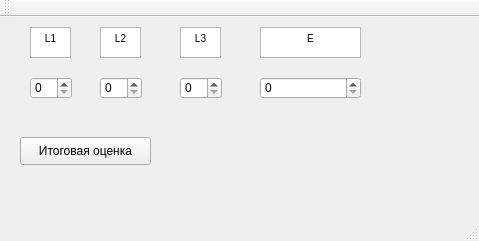
Old version of the form mainwindow.ui in the repository bsu-mmf-2k4g2019/lab-1-AnastasiaPutikova.
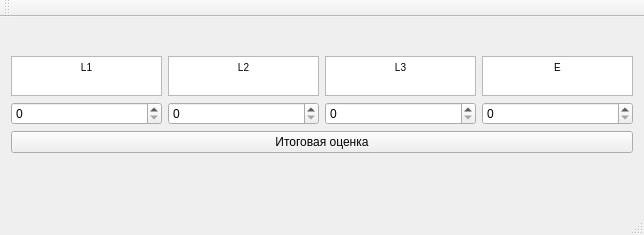
New version of the form.

What changed in the file:
```diff
--- a/mainwindow.ui
+++ b/mainwindow.ui
@@ -9,10 +9,16 @@
    <rect>
     <x>0</x>
     <y>0</y>
-    <width>479</width>
-    <height>241</height>
+    <width>644</width>
+    <height>235</height>
    </rect>
   </property>
+  <property name="sizePolicy">
+   <sizepolicy hsizetype="Expanding" vsizetype="Minimum">
+    <horstretch>0</horstretch>
+    <verstretch>0</verstretch>
+   </sizepolicy>
+  </property>
   <property name="mouseTracking">
    <bool>false</bool>
   </property>
@@ -29,70 +35,36 @@
    <bool>false</bool>
   </property>
   <widget class="QWidget" name="centralWidget">
-   <widget class="QPushButton" name="pushButton">
-    <property name="geometry">
-     <rect>
-      <x>20</x>
-      <y>120</y>
-      <width>131</width>
-      <height>28</height>
-     </rect>
-    </property>
-    <property name="text">
-     <string>Итоговая оценка</string>
-    </property>
-   </widget>
-   <widget class="QSpinBox" name="spinBox">
-    <property name="geometry">
-     <rect>
-      <x>30</x>
-      <y>60</y>
-      <width>42</width>
-      <height>22</height>
-     </rect>
-    </property>
-   </widget>
-   <widget class="QSpinBox" name="spinBox_2">
-    <property name="geometry">
-     <rect>
-      <x>100</x>
-      <y>60</y>
-      <width>42</width>
-      <height>22</height>
-     </rect>
-    </property>
-   </widget>
-   <widget class="QSpinBox" name="spinBox_3">
-    <property name="geometry">
-     <rect>
-      <x>180</x>
-      <y>60</y>
-      <width>42</width>
-      <height>22</height>
-     </rect>
-    </property>
-   </widget>
-   <widget class="QLabel" name="label">
-    <property name="geometry">
-     <rect>
-      <x>200</x>
-      <y>120</y>
-      <width>111</width>
-      <height>31</height>
-     </rect>
-    </property>
-    <property name="text">
-     <string/>
-    </property>
-   </widget>
+   <layout class="QVBoxLayout" name="verticalLayout_2">
+    <item>
+     <layout class="QVBoxLayout" name="verticalLayout">
+      <item>
+       <layout class="QHBoxLayout" name="horizontalLayout">
+        <item>
    <widget class="QTextEdit" name="textEdit">
-    <property name="geometry">
-     <rect>
-      <x>30</x>
-      <y>10</y>
-      <width>41</width>
-      <height>31</height>
-     </rect>
+          <property name="sizePolicy">
+           <sizepolicy hsizetype="Expanding" vsizetype="MinimumExpanding">
+            <horstretch>0</horstretch>
+            <verstretch>0</verstretch>
+           </sizepolicy>
+          </property>
+          <property name="minimumSize">
+           <size>
+            <width>0</width>
+            <height>0</height>
+           </size>
+          </property>
+          <property name="maximumSize">
+           <size>
+            <width>16777215</width>
+            <height>40</height>
+           </size>
+          </property>
+          <property name="acceptDrops">
+           <bool>false</bool>
+          </property>
+          <property name="autoFillBackground">
+           <bool>false</bool>
     </property>
     <property name="readOnly">
      <bool>true</bool>
@@ -105,14 +77,23 @@
 &lt;p align=&quot;center&quot; style=&quot; margin-top:0px; margin-bottom:0px; margin-left:0px; margin-right:0px; -qt-block-indent:0; text-indent:0px;&quot;&gt;L1&lt;/p&gt;&lt;/body&gt;&lt;/html&gt;</string>
     </property>
    </widget>
+        </item>
+        <item>
    <widget class="QTextEdit" name="textEdit_2">
-    <property name="geometry">
-     <rect>
-      <x>100</x>
-      <y>10</y>
-      <width>41</width>
-      <height>31</height>
-     </rect>
+          <property name="sizePolicy">
+           <sizepolicy hsizetype="Expanding" vsizetype="MinimumExpanding">
+            <horstretch>0</horstretch>
+            <verstretch>0</verstretch>
+           </sizepolicy>
+          </property>
+          <property name="maximumSize">
+           <size>
+            <width>16777215</width>
+            <height>40</height>
+           </size>
+          </property>
+          <property name="acceptDrops">
+           <bool>false</bool>
     </property>
     <property name="readOnly">
      <bool>true</bool>
@@ -125,14 +106,23 @@
 &lt;p align=&quot;center&quot; style=&quot; margin-top:0px; margin-bottom:0px; margin-left:0px; margin-right:0px; -qt-block-indent:0; text-indent:0px;&quot;&gt;L2&lt;/p&gt;&lt;/body&gt;&lt;/html&gt;</string>
     </property>
    </widget>
+        </item>
+        <item>
    <widget class="QTextEdit" name="textEdit_3">
-    <property name="geometry">
-     <rect>
-      <x>180</x>
-      <y>10</y>
-      <width>41</width>
-      <height>31</height>
-     </rect>
+          <property name="sizePolicy">
+           <sizepolicy hsizetype="Expanding" vsizetype="MinimumExpanding">
+            <horstretch>0</horstretch>
+            <verstretch>0</verstretch>
+           </sizepolicy>
+          </property>
+          <property name="maximumSize">
+           <size>
+            <width>16777215</width>
+            <height>40</height>
+           </size>
+          </property>
+          <property name="acceptDrops">
+           <bool>false</bool>
     </property>
     <property name="readOnly">
      <bool>true</bool>
@@ -145,14 +135,23 @@
 &lt;p align=&quot;center&quot; style=&quot; margin-top:0px; margin-bottom:0px; margin-left:0px; margin-right:0px; -qt-block-indent:0; text-indent:0px;&quot;&gt;L3&lt;/p&gt;&lt;/body&gt;&lt;/html&gt;</string>
     </property>
    </widget>
+        </item>
+        <item>
    <widget class="QTextEdit" name="textEdit_4">
-    <property name="geometry">
-     <rect>
-      <x>260</x>
-      <y>10</y>
-      <width>101</width>
-      <height>31</height>
-     </rect>
+          <property name="sizePolicy">
+           <sizepolicy hsizetype="Expanding" vsizetype="MinimumExpanding">
+            <horstretch>0</horstretch>
+            <verstretch>0</verstretch>
+           </sizepolicy>
+          </property>
+          <property name="maximumSize">
+           <size>
+            <width>16777215</width>
+            <height>40</height>
+           </size>
+          </property>
+          <property name="acceptDrops">
+           <bool>false</bool>
     </property>
     <property name="readOnly">
      <bool>true</bool>
@@ -165,16 +164,82 @@
 &lt;p align=&quot;center&quot; style=&quot; margin-top:0px; margin-bottom:0px; margin-left:0px; margin-right:0px; -qt-block-indent:0; text-indent:0px;&quot;&gt;E&lt;/p&gt;&lt;/body&gt;&lt;/html&gt;</string>
     </property>
    </widget>
+        </item>
+       </layout>
+      </item>
+      <item>
+       <layout class="QHBoxLayout" name="horizontalLayout_2">
+        <item>
+         <widget class="QSpinBox" name="spinBox_2">
+          <property name="sizePolicy">
+           <sizepolicy hsizetype="Expanding" vsizetype="Fixed">
+            <horstretch>0</horstretch>
+            <verstretch>0</verstretch>
+           </sizepolicy>
+          </property>
+         </widget>
+        </item>
+        <item>
+         <widget class="QSpinBox" name="spinBox">
+          <property name="sizePolicy">
+           <sizepolicy hsizetype="Expanding" vsizetype="Fixed">
+            <horstretch>0</horstretch>
+            <verstretch>0</verstretch>
+           </sizepolicy>
+          </property>
+         </widget>
+        </item>
+        <item>
+         <widget class="QSpinBox" name="spinBox_3">
+          <property name="sizePolicy">
+           <sizepolicy hsizetype="Expanding" vsizetype="Fixed">
+            <horstretch>0</horstretch>
+            <verstretch>0</verstretch>
+           </sizepolicy>
+          </property>
+         </widget>
+        </item>
+        <item>
    <widget class="QSpinBox" name="spinBox_4">
-    <property name="geometry">
-     <rect>
-      <x>260</x>
-      <y>60</y>
-      <width>101</width>
-      <height>22</height>
-     </rect>
-    </property>
-   </widget>
+          <property name="sizePolicy">
+           <sizepolicy hsizetype="Expanding" vsizetype="Fixed">
+            <horstretch>0</horstretch>
+            <verstretch>0</verstretch>
+           </sizepolicy>
+          </property>
+         </widget>
+        </item>
+       </layout>
+      </item>
+      <item>
+       <widget class="QPushButton" name="pushButton">
+        <property name="sizePolicy">
+         <sizepolicy hsizetype="Expanding" vsizetype="Fixed">
+          <horstretch>0</horstretch>
+          <verstretch>0</verstretch>
+         </sizepolicy>
+        </property>
+        <property name="text">
+         <string>Итоговая оценка</string>
+        </property>
+       </widget>
+      </item>
+      <item>
+       <widget class="QLabel" name="label">
+        <property name="sizePolicy">
+         <sizepolicy hsizetype="Expanding" vsizetype="Fixed">
+          <horstretch>0</horstretch>
+          <verstretch>0</verstretch>
+         </sizepolicy>
+        </property>
+        <property name="text">
+         <string/>
+        </property>
+       </widget>
+      </item>
+     </layout>
+    </item>
+   </layout>
   </widget>
   <widget class="QMenuBar" name="menuBar">
    <property name="geometry">
```
Left out of the diff: 2 changed lines with no effect on the pictures. Lines whose indentation alone changed are shown as unchanged.
